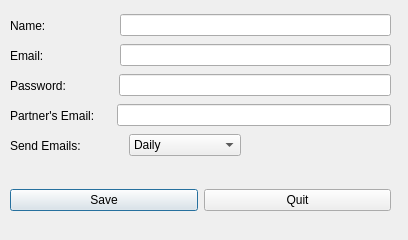
Before: the Qt Designer form gui/settings_dialog.ui in brandorags/KeepInChecker-Python, drawn with Qt 5.
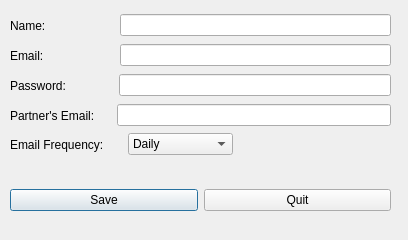
After: the same form once the commit is applied.

Commit message: reworked tab order and centered settings dialog by default

The edit to the form file:
```diff
--- a/gui/settings_dialog.ui
+++ b/gui/settings_dialog.ui
@@ -135,45 +135,12 @@
    <property name="geometry">
     <rect>
      <x>10</x>
-     <y>130</y>
-     <width>231</width>
-     <height>31</height>
-    </rect>
-   </property>
-   <layout class="QHBoxLayout" name="horizontalLayout_5">
-    <item>
-     <widget class="QLabel" name="email_frequency_label">
-      <property name="text">
-       <string>Send Emails:</string>
-      </property>
-     </widget>
-    </item>
-    <item>
-     <widget class="QComboBox" name="email_frequency_combo_box">
-      <item>
-       <property name="text">
-        <string>Daily</string>
-       </property>
-      </item>
-      <item>
-       <property name="text">
-        <string>Weekly</string>
-       </property>
-      </item>
-     </widget>
-    </item>
-   </layout>
-  </widget>
-  <widget class="QWidget" name="horizontalLayoutWidget_5">
-   <property name="geometry">
-    <rect>
-     <x>10</x>
      <y>100</y>
      <width>381</width>
      <height>31</height>
     </rect>
    </property>
-   <layout class="QHBoxLayout" name="horizontalLayout_6">
+   <layout class="QHBoxLayout" name="horizontalLayout_5">
     <item>
      <widget class="QLabel" name="partner_email_label">
       <property name="text">
@@ -232,6 +199,58 @@
     </item>
    </layout>
   </widget>
+  <widget class="QWidget" name="horizontalLayoutWidget_5">
+   <property name="geometry">
+    <rect>
+     <x>10</x>
+     <y>130</y>
+     <width>223</width>
+     <height>29</height>
+    </rect>
+   </property>
+   <layout class="QHBoxLayout" name="horizontalLayout_6">
+    <item>
+     <widget class="QLabel" name="email_frequency_label">
+      <property name="text">
+       <string>Email Frequency:</string>
+      </property>
+     </widget>
+    </item>
+    <item>
+     <spacer name="horizontalSpacer_5">
+      <property name="orientation">
+       <enum>Qt::Horizontal</enum>
+      </property>
+      <property name="sizeType">
+       <enum>QSizePolicy::Fixed</enum>
+      </property>
+      <property name="sizeHint" stdset="0">
+       <size>
+        <width>6</width>
+        <height>20</height>
+       </size>
+      </property>
+     </spacer>
+    </item>
+    <item>
+     <widget class="QComboBox" name="email_frequency_combo_box">
+      <property name="cursor">
+       <cursorShape>PointingHandCursor</cursorShape>
+      </property>
+      <item>
+       <property name="text">
+        <string>Daily</string>
+       </property>
+      </item>
+      <item>
+       <property name="text">
+        <string>Weekly</string>
+       </property>
+      </item>
+     </widget>
+    </item>
+   </layout>
+  </widget>
  </widget>
  <resources/>
  <connections/>
```
Left out of the diff: 17 changed lines with no effect on the pictures. The commit also changes 2 other files.
